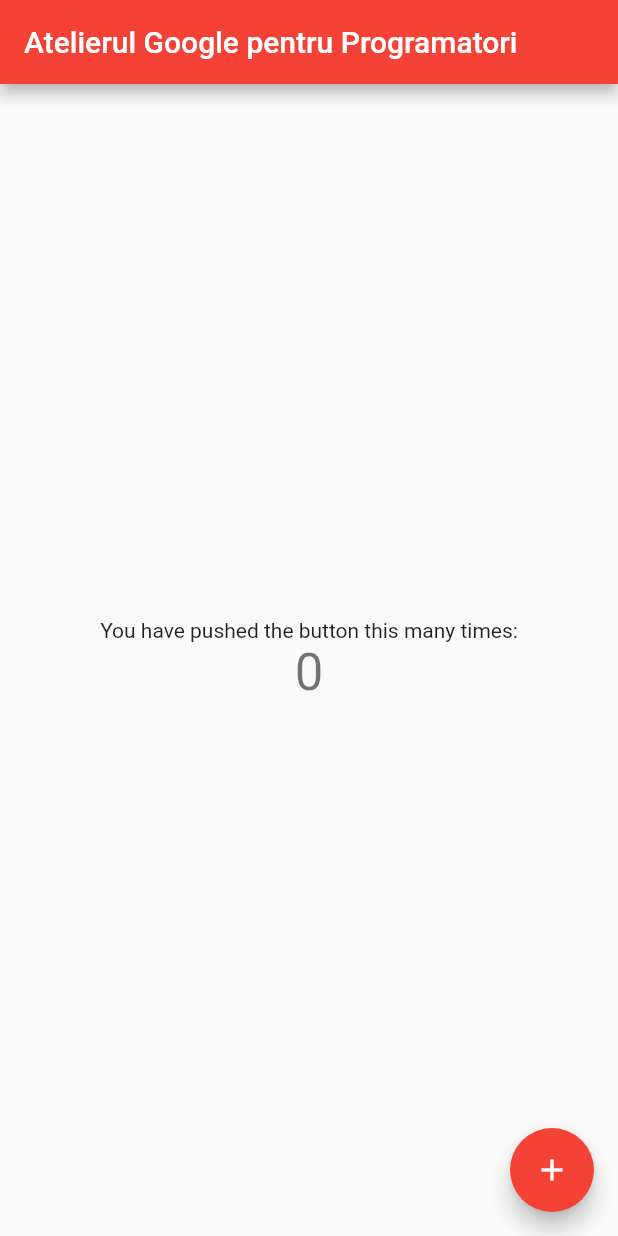
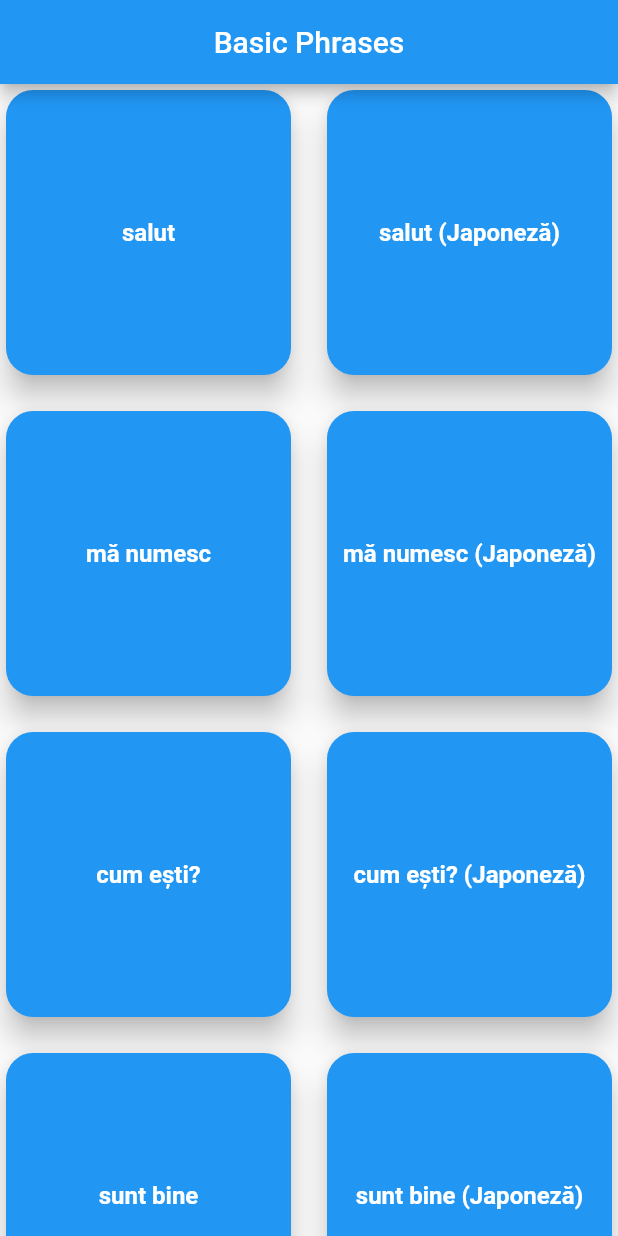
Before and after one commit to TunsAdrian/Flutter-Google-Course, a Flutter app: the screen it shows after launch, on a phone screen of 412 x 824 dp. Run offline on Flutter 3.47's test engine with Material 2 defaults, Android fonts, the phone set to English and light mode, and no system bars; our stand-ins replace audioplayers.

Commit message:
Created Baisc Phrases application

```diff
--- a/lib/main.dart
+++ b/lib/main.dart
@@ -1,117 +1,82 @@
 import 'package:flutter/material.dart';
+import 'package:audioplayers/audio_cache.dart';
+import 'package:audioplayers/audioplayers.dart';
 
 void main() {
   runApp(MyApp());
 }
 
 class MyApp extends StatelessWidget {
-  // This widget is the root of your application.
   @override
   Widget build(BuildContext context) {
     return MaterialApp(
-      title: 'Atelierul Google pentru Programatori',
-      theme: ThemeData(
-        // This is the theme of your application.
-        //
-        // Try running your application with "flutter run". You'll see the
-        // application has a blue toolbar. Then, without quitting the app, try
-        // changing the primarySwatch below to Colors.green and then invoke
-        // "hot reload" (press "r" in the console where you ran "flutter run",
-        // or simply save your changes to "hot reload" in a Flutter IDE).
-        // Notice that the counter didn't reset back to zero; the application
-        // is not restarted.
-        primarySwatch: Colors.red,
-        // This makes the visual density adapt to the platform that you run
-        // the app on. For desktop platforms, the controls will be smaller and
-        // closer together (more dense) than on mobile platforms.
-        visualDensity: VisualDensity.adaptivePlatformDensity,
-      ),
-      home: const MyHomePage(title: 'Atelierul Google pentru Programatori'),
+      title: 'Basic Phrases',
+      theme: ThemeData(primarySwatch: Colors.blue),
+      home: const HomePage(title: 'Basic Phrases'),
     );
   }
 }
 
-class MyHomePage extends StatefulWidget {
-  const MyHomePage({Key key, this.title}) : super(key: key);
-
-  // This widget is the home page of your application. It is stateful, meaning
-  // that it has a State object (defined below) that contains fields that affect
-  // how it looks.
-
-  // This class is the configuration for the state. It holds the values (in this
-  // case the title) provided by the parent (in this case the App widget) and
-  // used by the build method of the State. Fields in a Widget subclass are
-  // always marked "final".
-
+class HomePage extends StatefulWidget {
+  const HomePage({Key key, this.title}) : super(key: key);
   final String title;
 
   @override
-  _MyHomePageState createState() => _MyHomePageState();
+  _HomePageState createState() => _HomePageState();
 }
 
-class _MyHomePageState extends State<MyHomePage> {
-  int _counter = 0;
+class _HomePageState extends State<HomePage> {
+  AudioCache _audioCache;
 
-  void _incrementCounter() {
-    setState(() {
-      // This call to setState tells the Flutter framework that something has
-      // changed in this State, which causes it to rerun the build method below
-      // so that the display can reflect the updated values. If we changed
-      // _counter without calling setState(), then the build method would not be
-      // called again, and so nothing would appear to happen.
-      _counter++;
-    });
+  final List<List<String>> _titleAudioMapping = <List<String>>[
+    <String>['salut', 'salut.mp3'],
+    <String>['salut (Japoneză)', 'salut_ja.mp3'],
+    <String>['mă numesc', 'ma_numesc.mp3'],
+    <String>['mă numesc (Japoneză)', 'ma_numesc_ja.mp3'],
+    <String>['cum ești?', 'cum_esti.mp3'],
+    <String>['cum ești? (Japoneză)', 'cum_esti_ja.mp3'],
+    <String>['sunt bine', 'sunt_bine.mp3'],
+    <String>['sunt bine (Japoneză)', 'sunt_bine_ja.mp3'],
+  ];
+
+  @override
+  void initState() {
+    super.initState();
+    // create this only once
+    _audioCache =
+        AudioCache(prefix: 'assets/basicPhrases/', fixedPlayer: AudioPlayer()..setReleaseMode(ReleaseMode.STOP));
   }
 
   @override
   Widget build(BuildContext context) {
-    // This method is rerun every time setState is called, for instance as done
-    // by the _incrementCounter method above.
-    //
-    // The Flutter framework has been optimized to make rerunning build methods
-    // fast, so that you can just rebuild anything that needs updating rather
-    // than having to individually change instances of widgets.
     return Scaffold(
       appBar: AppBar(
-        // Here we take the value from the MyHomePage object that was created by
-        // the App.build method, and use it to set our appbar title.
         title: Text(widget.title),
+        centerTitle: true,
       ),
-      body: Center(
-        // Center is a layout widget. It takes a single child and positions it
-        // in the middle of the parent.
-        child: Column(
-          // Column is also a layout widget. It takes a list of children and
-          // arranges them vertically. By default, it sizes itself to fit its
-          // children horizontally, and tries to be as tall as its parent.
-          //
-          // Invoke "debug painting" (press "p" in the console, choose the
-          // "Toggle Debug Paint" action from the Flutter Inspector in Android
-          // Studio, or the "Toggle Debug Paint" command in Visual Studio Code)
-          // to see the wireframe for each widget.
-          //
-          // Column has various properties to control how it sizes itself and
-          // how it positions its children. Here we use mainAxisAlignment to
-          // center the children vertically; the main axis here is the vertical
-          // axis because Columns are vertical (the cross axis would be
-          // horizontal).
-          mainAxisAlignment: MainAxisAlignment.center,
-          children: <Widget>[
-            const Text(
-              'You have pushed the button this many times:',
-            ),
-            Text(
-              '$_counter',
-              style: Theme.of(context).textTheme.headline4,
-            ),
-          ],
+      body: GridView.builder(
+        itemCount: 8,
+        gridDelegate: const SliverGridDelegateWithFixedCrossAxisCount(
+          crossAxisCount: 2,
+          crossAxisSpacing: 16.0,
+          mainAxisSpacing: 16.0,
         ),
+        itemBuilder: (BuildContext context, int index) {
+          return GestureDetector(
+            child: Card(
+                child: Align(
+                    alignment: Alignment.center,
+                    child: Text(_titleAudioMapping[index][0],
+                        style: const TextStyle(fontSize: 16.0, color: Colors.white, fontWeight: FontWeight.bold))),
+                elevation: 8.0,
+                color: Theme.of(context).primaryColor,
+                shape: RoundedRectangleBorder(borderRadius: BorderRadius.circular(18.0))),
+            onTap: () {
+              _audioCache.play(_titleAudioMapping[index][1]);
+            },
+          );
+        },
       ),
-      floatingActionButton: FloatingActionButton(
-        onPressed: _incrementCounter,
-        tooltip: 'Increment',
-        child: const Icon(Icons.add),
-      ), // This trailing comma makes auto-formatting nicer for build methods.
     );
   }
 }
```
Also changed, not shown: pubspec.yaml (+11 -0 lines), pubspec.lock, 8 other files.
